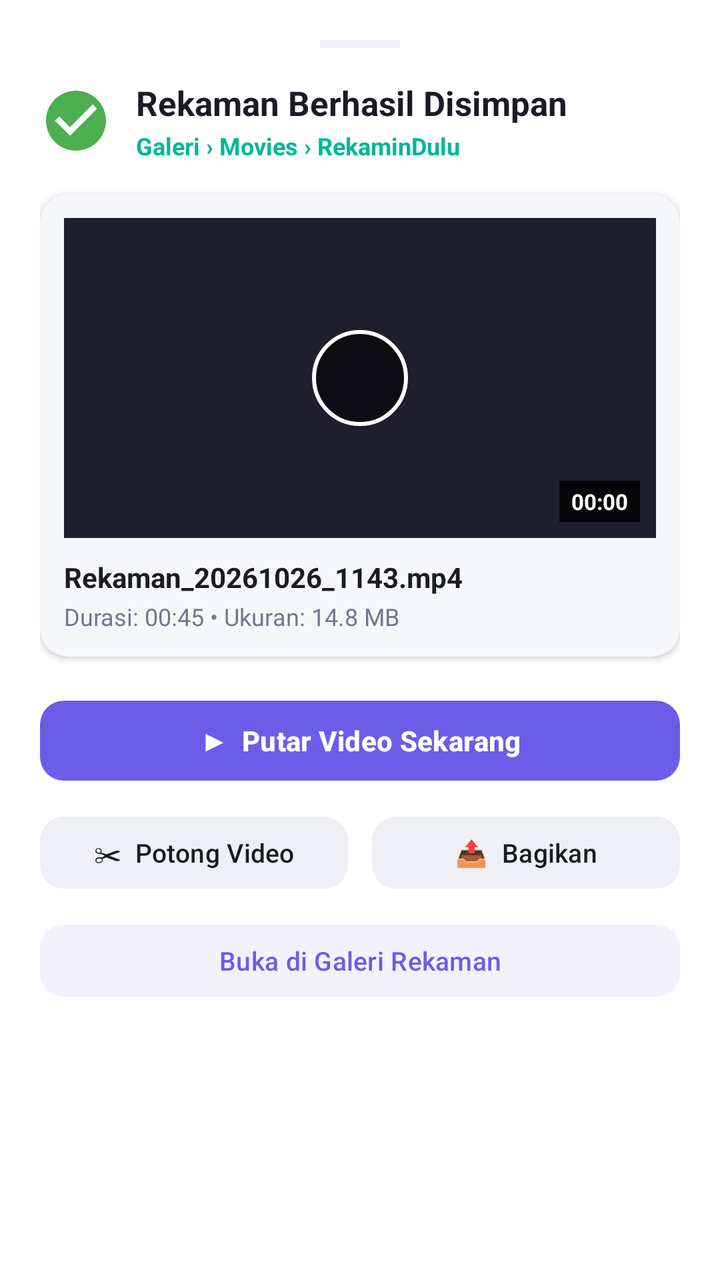
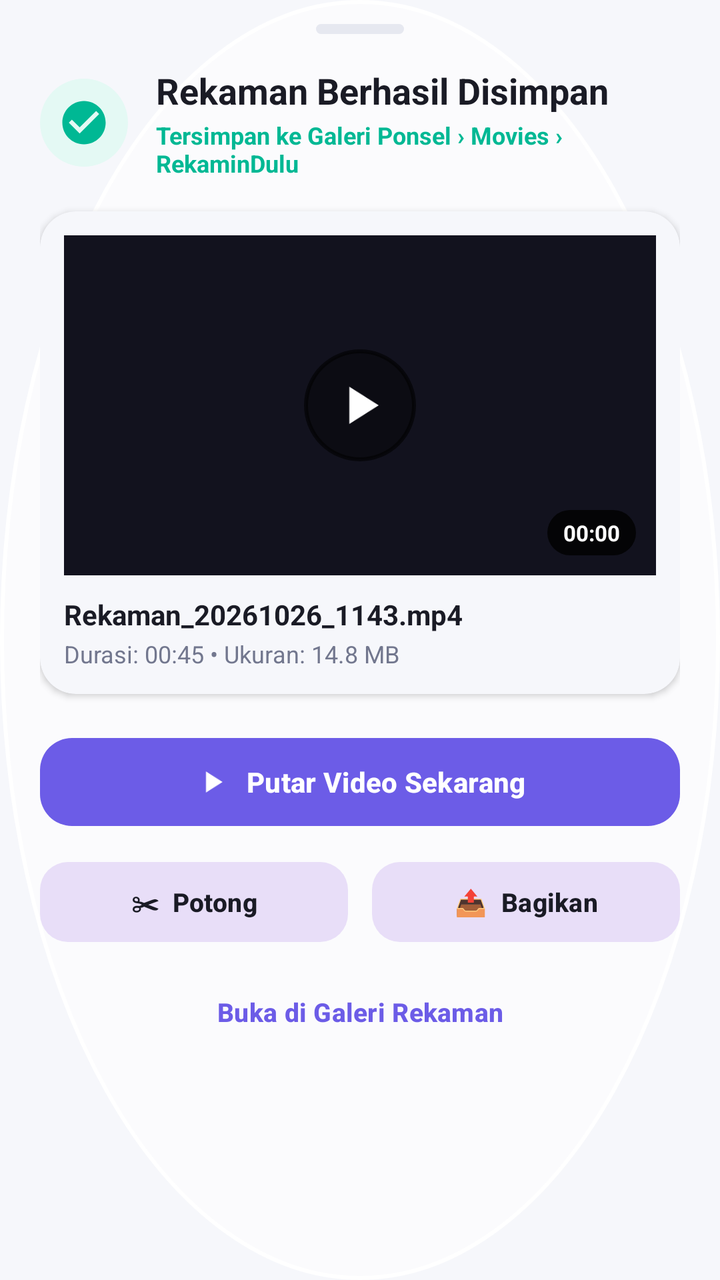

An Android layout rendered at two revisions. The XML below is the earlier revision; the diff shows what the commit changed to produce the second picture.
<!-- AndroidManifest.xml: application theme Theme.RekaminDulu -->
<!-- res/layout/layout_save_transition_dialog.xml -->
<?xml version="1.0" encoding="utf-8"?>
<LinearLayout xmlns:android="http://schemas.android.com/apk/res/android"
    xmlns:app="http://schemas.android.com/apk/res-auto"
    android:layout_width="match_parent"
    android:layout_height="wrap_content"
    android:background="@color/colorSurface"
    android:orientation="vertical"
    android:padding="20dp">

    
    <View
        android:layout_width="40dp"
        android:layout_height="4dp"
        android:layout_gravity="center_horizontal"
        android:layout_marginBottom="16dp"
        android:background="@color/colorSurfaceVariant" />

    
    <LinearLayout
        android:layout_width="match_parent"
        android:layout_height="wrap_content"
        android:gravity="center_vertical"
        android:orientation="horizontal">

        <ImageView
            android:layout_width="36dp"
            android:layout_height="36dp"
            android:src="@drawable/ic_check_circle" />

        <LinearLayout
            android:layout_width="match_parent"
            android:layout_height="wrap_content"
            android:layout_marginStart="12dp"
            android:orientation="vertical">

            <TextView
                android:layout_width="wrap_content"
                android:layout_height="wrap_content"
                android:text="Rekaman Berhasil Disimpan"
                android:textColor="@color/textTitle"
                android:textSize="17sp"
                android:textStyle="bold" />

            <TextView
                android:layout_width="wrap_content"
                android:layout_height="wrap_content"
                android:layout_marginTop="2dp"
                android:text="Galeri › Movies › RekaminDulu"
                android:textColor="@color/colorSuccess"
                android:textSize="12sp"
                android:textStyle="bold" />
        </LinearLayout>
    </LinearLayout>

    
    <androidx.cardview.widget.CardView
        android:layout_width="match_parent"
        android:layout_height="wrap_content"
        android:layout_marginTop="16dp"
        app:cardBackgroundColor="@color/colorBackground"
        app:cardCornerRadius="14dp"
        app:cardElevation="2dp">

        <LinearLayout
            android:layout_width="match_parent"
            android:layout_height="wrap_content"
            android:orientation="vertical"
            android:padding="12dp">

            <RelativeLayout
                android:layout_width="match_parent"
                android:layout_height="160dp">

                <ImageView
                    android:id="@+id/img_save_dialog_thumbnail"
                    android:layout_width="match_parent"
                    android:layout_height="match_parent"
                    android:background="#1E1E2E"
                    android:scaleType="centerCrop"
                    android:contentDescription="Thumbnail Rekaman" />

                
                <ImageView
                    android:layout_width="48dp"
                    android:layout_height="48dp"
                    android:layout_centerInParent="true"
                    android:src="@drawable/ic_play_circle_bg"
                    android:contentDescription="Play Icon" />

                
                <TextView
                    android:id="@+id/text_save_dialog_overlay_duration"
                    android:layout_width="wrap_content"
                    android:layout_height="wrap_content"
                    android:layout_alignParentEnd="true"
                    android:layout_alignParentBottom="true"
                    android:layout_margin="8dp"
                    android:background="#CC000000"
                    android:paddingHorizontal="6dp"
                    android:paddingVertical="3dp"
                    android:text="00:00"
                    android:textColor="#FFFFFF"
                    android:textSize="11sp"
                    android:textStyle="bold" />
            </RelativeLayout>

            <TextView
                android:id="@+id/text_save_dialog_title"
                android:layout_width="match_parent"
                android:layout_height="wrap_content"
                android:layout_marginTop="10dp"
                android:ellipsize="middle"
                android:singleLine="true"
                android:text="Rekaman_20261026_1143.mp4"
                android:textColor="@color/textTitle"
                android:textSize="14sp"
                android:textStyle="bold" />

            <TextView
                android:id="@+id/text_save_dialog_stats"
                android:layout_width="wrap_content"
                android:layout_height="wrap_content"
                android:layout_marginTop="2dp"
                android:text="Durasi: 00:45 • Ukuran: 14.8 MB"
                android:textColor="@color/textCaption"
                android:textSize="12sp" />
        </LinearLayout>
    </androidx.cardview.widget.CardView>

    
    <LinearLayout
        android:layout_width="match_parent"
        android:layout_height="wrap_content"
        android:layout_marginTop="18dp"
        android:orientation="vertical">

        
        <Button
            android:id="@+id/btn_save_dialog_play"
            android:layout_width="match_parent"
            android:layout_height="48dp"
            android:text="▶  Putar Video Sekarang"
            android:textColor="@color/colorOnPrimary"
            android:textSize="14sp"
            android:textStyle="bold"
            app:backgroundTint="@color/colorPrimary"
            app:cornerRadius="12dp" />

        <LinearLayout
            android:layout_width="match_parent"
            android:layout_height="wrap_content"
            android:layout_marginTop="10dp"
            android:orientation="horizontal">

            <Button
                android:id="@+id/btn_save_dialog_trim"
                android:layout_width="0dp"
                android:layout_height="44dp"
                android:layout_marginEnd="6dp"
                android:layout_weight="1"
                android:text="✂  Potong Video"
                android:textColor="@color/textTitle"
                android:textSize="13sp"
                app:backgroundTint="@color/colorSurfaceVariant"
                app:cornerRadius="12dp" />

            <Button
                android:id="@+id/btn_save_dialog_share"
                android:layout_width="0dp"
                android:layout_height="44dp"
                android:layout_marginStart="6dp"
                android:layout_weight="1"
                android:text="📤  Bagikan"
                android:textColor="@color/textTitle"
                android:textSize="13sp"
                app:backgroundTint="@color/colorSurfaceVariant"
                app:cornerRadius="12dp" />
        </LinearLayout>

        
        <Button
            android:id="@+id/btn_save_dialog_library"
            android:layout_width="match_parent"
            android:layout_height="44dp"
            android:layout_marginTop="10dp"
            android:text="Buka di Galeri Rekaman"
            android:textColor="@color/colorPrimary"
            android:textSize="13sp"
            app:backgroundTint="#156C5CE7"
            app:cornerRadius="12dp" />
    </LinearLayout>

</LinearLayout>
<!-- resources referenced by this layout -->
<resources>
  <color name="colorBackground">#F6F7FB</color>
  <color name="colorOnPrimary">#FFFFFF</color>
  <color name="colorPrimary">#6C5CE7</color>
  <color name="colorSuccess">#00B894</color>
  <color name="colorSurface">#FFFFFF</color>
  <color name="colorSurfaceVariant">#EEF0F6</color>
  <color name="textCaption">#72778E</color>
  <color name="textTitle">#1A1B25</color>
  <!-- drawable ic_check_circle (drawable) -->
  <vector xmlns:android="http://schemas.android.com/apk/res/android"
      android:width="24dp"
      android:height="24dp"
      android:viewportWidth="24"
      android:viewportHeight="24">
    <path
        android:fillColor="#4CAF50"
        android:pathData="M12,2C6.48,2 2,6.48 2,12s4.48,10 10,10 10,-4.48 10,-10S17.52,2 12,2zM10,17l-5,-5 1.41,-1.41L10,14.17l7.59,-7.59L19,8l-9,9z"/>
  </vector>
  <!-- drawable ic_play_circle_bg (drawable) -->
  <?xml version="1.0" encoding="utf-8"?>
  <shape xmlns:android="http://schemas.android.com/apk/res/android"
      android:shape="oval">
      <solid android:color="#99000000" />
      <stroke
          android:width="2dp"
          android:color="#FFFFFF" />
  </shape>
  <style name="Theme.RekaminDulu" parent="Theme.Material3.DayNight.NoActionBar">
          <item name="colorPrimary">@color/colorPrimary</item>
          <item name="colorOnPrimary">@color/colorOnPrimary</item>
          <item name="colorPrimaryContainer">@color/colorPrimaryContainer</item>
          <item name="colorOnPrimaryContainer">@color/colorOnPrimaryContainer</item>
          <item name="colorSurface">@color/colorSurface</item>
          <item name="colorOnSurface">@color/colorOnSurface</item>
          <item name="android:windowBackground">@color/colorBackground</item>
          <item name="android:statusBarColor">@color/colorBackground</item>
          <item name="android:windowLightStatusBar">true</item>
          <item name="android:navigationBarColor">@color/colorSurface</item>
      </style>
  <color name="colorPrimaryContainer">#ECE8FD</color>
  <color name="colorOnPrimaryContainer">#4435B8</color>
  <color name="colorOnSurface">#1A1B25</color>
</resources>

<!-- the commit's change to res/layout/layout_save_transition_dialog.xml (unified diff, before → after) -->
@@ -3,17 +3,21 @@
     xmlns:app="http://schemas.android.com/apk/res-auto"
     android:layout_width="match_parent"
     android:layout_height="wrap_content"
-    android:background="@color/colorSurface"
+    android:background="@drawable/ic_play_circle_bg"
+    android:backgroundTint="@color/colorSurface"
     android:orientation="vertical"
-    android:padding="20dp">
+    android:paddingHorizontal="20dp"
+    android:paddingTop="12dp"
+    android:paddingBottom="24dp">
 
     
     <View
-        android:layout_width="40dp"
-        android:layout_height="4dp"
+        android:layout_width="44dp"
+        android:layout_height="5dp"
         android:layout_gravity="center_horizontal"
         android:layout_marginBottom="16dp"
-        android:background="@color/colorSurfaceVariant" />
+        android:background="@drawable/bg_chip_pill"
+        android:backgroundTint="@color/colorBorder" />
 
     
     <LinearLayout
@@ -22,15 +26,25 @@
         android:gravity="center_vertical"
         android:orientation="horizontal">
 
-        <ImageView
-            android:layout_width="36dp"
-            android:layout_height="36dp"
-            android:src="@drawable/ic_check_circle" />
+        <FrameLayout
+            android:layout_width="44dp"
+            android:layout_height="44dp"
+            android:background="@drawable/bg_chip_pill"
+            android:backgroundTint="@color/colorSuccessContainer">
+
+            <ImageView
+                android:layout_width="26dp"
+                android:layout_height="26dp"
+                android:layout_gravity="center"
+                android:contentDescription="Tersimpan"
+                android:src="@drawable/ic_check_circle"
+                app:tint="@color/colorSuccess" />
+        </FrameLayout>
 
         <LinearLayout
             android:layout_width="match_parent"
             android:layout_height="wrap_content"
-            android:layout_marginStart="12dp"
+            android:layout_marginStart="14dp"
             android:orientation="vertical">
 
             <TextView
@@ -38,14 +52,14 @@
                 android:layout_height="wrap_content"
                 android:text="Rekaman Berhasil Disimpan"
                 android:textColor="@color/textTitle"
-                android:textSize="17sp"
+                android:textSize="18sp"
                 android:textStyle="bold" />
 
             <TextView
                 android:layout_width="wrap_content"
                 android:layout_height="wrap_content"
                 android:layout_marginTop="2dp"
-                android:text="Galeri › Movies › RekaminDulu"
+                android:text="Tersimpan ke Galeri Ponsel › Movies › RekaminDulu"
                 android:textColor="@color/colorSuccess"
                 android:textSize="12sp"
                 android:textStyle="bold" />
@@ -58,7 +72,7 @@
         android:layout_height="wrap_content"
         android:layout_marginTop="16dp"
         app:cardBackgroundColor="@color/colorBackground"
-        app:cardCornerRadius="14dp"
+        app:cardCornerRadius="18dp"
         app:cardElevation="2dp">
 
         <LinearLayout
@@ -69,23 +83,32 @@
 
             <RelativeLayout
                 android:layout_width="match_parent"
-                android:layout_height="160dp">
+                android:layout_height="170dp">
 
                 <ImageView
                     android:id="@+id/img_save_dialog_thumbnail"
                     android:layout_width="match_parent"
                     android:layout_height="match_parent"
-                    android:background="#1E1E2E"
+                    android:background="#12121E"
                     android:scaleType="centerCrop"
                     android:contentDescription="Thumbnail Rekaman" />
 
                 
-                <ImageView
-                    android:layout_width="48dp"
-                    android:layout_height="48dp"
+                <FrameLayout
+                    android:layout_width="56dp"
+                    android:layout_height="56dp"
                     android:layout_centerInParent="true"
-                    android:src="@drawable/ic_play_circle_bg"
-                    android:contentDescription="Play Icon" />
+                    android:background="@drawable/ic_play_circle_bg"
+                    android:backgroundTint="#99000000">
+
+                    <ImageView
+                        android:layout_width="32dp"
+                        android:layout_height="32dp"
+                        android:layout_gravity="center"
+                        android:contentDescription="Play Icon"
+                        android:src="@drawable/ic_play_arrow"
+                        app:tint="#FFFFFF" />
+                </FrameLayout>
 
                 
                 <TextView
@@ -94,10 +117,11 @@
                     android:layout_height="wrap_content"
                     android:layout_alignParentEnd="true"
                     android:layout_alignParentBottom="true"
-                    android:layout_margin="8dp"
-                    android:background="#CC000000"
-                    android:paddingHorizontal="6dp"
-                    android:paddingVertical="3dp"
+                    android:layout_margin="10dp"
+                    android:background="@drawable/bg_chip_pill"
+                    android:backgroundTint="#CC000000"
+                    android:paddingHorizontal="8dp"
+                    android:paddingVertical="4dp"
                     android:text="00:00"
                     android:textColor="#FFFFFF"
                     android:textSize="11sp"
@@ -138,13 +162,17 @@
         <Button
             android:id="@+id/btn_save_dialog_play"
             android:layout_width="match_parent"
-            android:layout_height="48dp"
-            android:text="▶  Putar Video Sekarang"
+            android:layout_height="52dp"
+            android:text="Putar Video Sekarang"
             android:textColor="@color/colorOnPrimary"
             android:textSize="14sp"
             android:textStyle="bold"
             app:backgroundTint="@color/colorPrimary"
-            app:cornerRadius="12dp" />
+            app:cornerRadius="16dp"
+            app:icon="@drawable/ic_play_arrow"
+            app:iconGravity="textStart"
+            app:iconPadding="8dp"
+            app:iconTint="@color/colorOnPrimary" />
 
         <LinearLayout
             android:layout_width="match_parent"
@@ -154,40 +182,43 @@
 
             <Button
                 android:id="@+id/btn_save_dialog_trim"
+                style="@style/Widget.Material3.Button.TonalButton"
                 android:layout_width="0dp"
-                android:layout_height="44dp"
+                android:layout_height="48dp"
                 android:layout_marginEnd="6dp"
                 android:layout_weight="1"
-                android:text="✂  Potong Video"
+                android:text="✂  Potong"
                 android:textColor="@color/textTitle"
                 android:textSize="13sp"
-                app:backgroundTint="@color/colorSurfaceVariant"
-                app:cornerRadius="12dp" />
+                android:textStyle="bold"
+                app:cornerRadius="14dp" />
 
             <Button
                 android:id="@+id/btn_save_dialog_share"
+                style="@style/Widget.Material3.Button.TonalButton"
                 android:layout_width="0dp"
-                android:layout_height="44dp"
+                android:layout_height="48dp"
                 android:layout_marginStart="6dp"
                 android:layout_weight="1"
                 android:text="📤  Bagikan"
                 android:textColor="@color/textTitle"
                 android:textSize="13sp"
-                app:backgroundTint="@color/colorSurfaceVariant"
-                app:cornerRadius="12dp" />
+                android:textStyle="bold"
+                app:cornerRadius="14dp" />
         </LinearLayout>
 
         
         <Button
             android:id="@+id/btn_save_dialog_library"
-            android:layout_width="match_parent"
-            android:layout_height="44dp"
-            android:layout_marginTop="10dp"
+            style="@style/Widget.Material3.Button.TextButton"
+            android:layout_width="match_parent"
+            android:layout_height="46dp"
+            android:layout_marginTop="8dp"
             android:text="Buka di Galeri Rekaman"
             android:textColor="@color/colorPrimary"
             android:textSize="13sp"
-            app:backgroundTint="#156C5CE7"
-            app:cornerRadius="12dp" />
+            android:textStyle="bold"
+            app:cornerRadius="14dp" />
     </LinearLayout>
 
 </LinearLayout>
<!-- resource entries referenced after the edit -->
@@ -1,13 +1,22 @@
 <!-- resources referenced by this layout -->
 <resources>
   <color name="colorBackground">#F6F7FB</color>
+  <color name="colorBorder">#E6E8F0</color>
   <color name="colorOnPrimary">#FFFFFF</color>
   <color name="colorPrimary">#6C5CE7</color>
   <color name="colorSuccess">#00B894</color>
+  <color name="colorSuccessContainer">#E4F9F4</color>
   <color name="colorSurface">#FFFFFF</color>
   <color name="colorSurfaceVariant">#EEF0F6</color>
   <color name="textCaption">#72778E</color>
   <color name="textTitle">#1A1B25</color>
+  <!-- drawable bg_chip_pill (drawable) -->
+  <?xml version="1.0" encoding="utf-8"?>
+  <shape xmlns:android="http://schemas.android.com/apk/res/android"
+      android:shape="rectangle">
+      <corners android:radius="24dp" />
+      <solid android:color="@color/colorSurfaceVariant" />
+  </shape>
   <!-- drawable ic_check_circle (drawable) -->
   <vector xmlns:android="http://schemas.android.com/apk/res/android"
       android:width="24dp"
@@ -17,6 +26,16 @@
     <path
         android:fillColor="#4CAF50"
         android:pathData="M12,2C6.48,2 2,6.48 2,12s4.48,10 10,10 10,-4.48 10,-10S17.52,2 12,2zM10,17l-5,-5 1.41,-1.41L10,14.17l7.59,-7.59L19,8l-9,9z"/>
+  </vector>
+  <!-- drawable ic_play_arrow (drawable) -->
+  <vector xmlns:android="http://schemas.android.com/apk/res/android"
+      android:width="24dp"
+      android:height="24dp"
+      android:viewportWidth="24"
+      android:viewportHeight="24">
+      <path
+          android:fillColor="#FFFFFF"
+          android:pathData="M8,5v14l11,-7z"/>
   </vector>
   <!-- drawable ic_play_circle_bg (drawable) -->
   <?xml version="1.0" encoding="utf-8"?>
